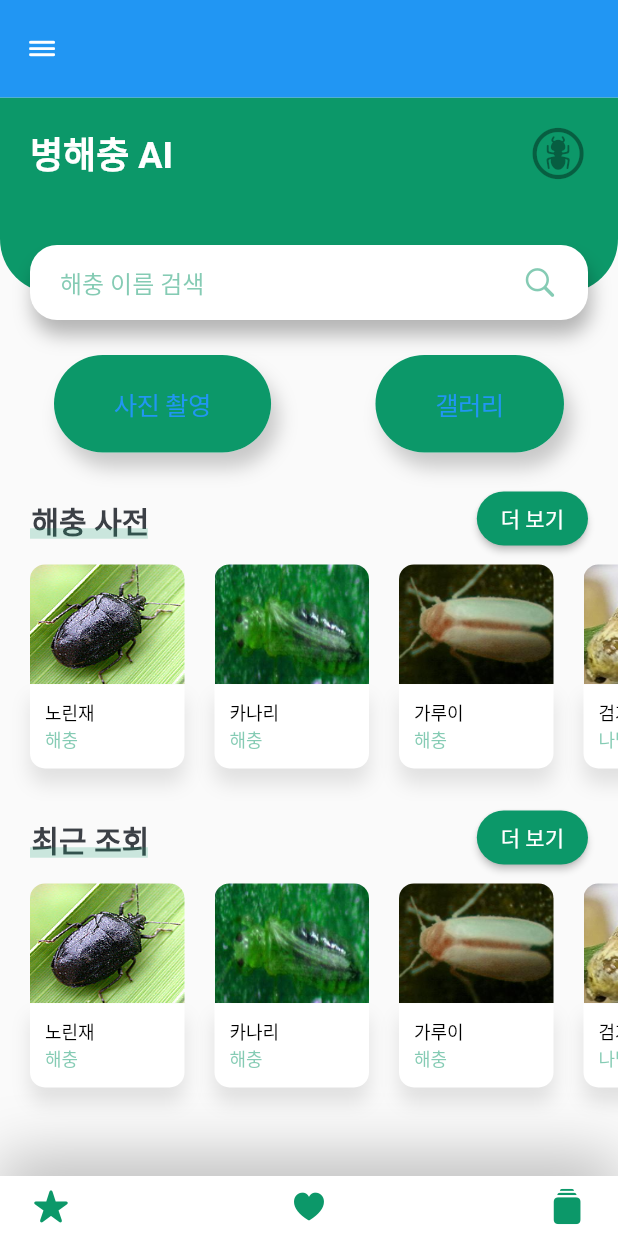
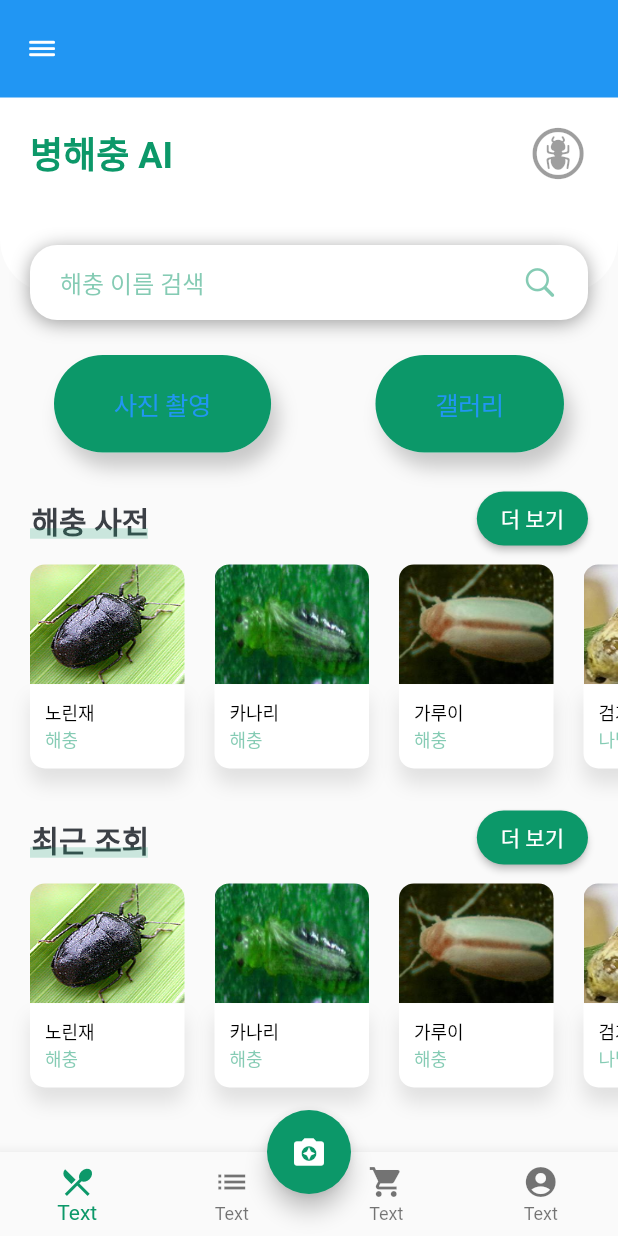
Before and after one commit to dnrgus1127/tflite_flutter, a Flutter app: the screen it shows after launch, on a phone screen of 412 x 824 dp. Run offline on Flutter 3.47's test engine with Material 2 defaults, Android fonts, the phone set to English and light mode, and no system bars; our stand-ins replace camera, image_cropper, image_picker; missing offline and left inert: tflite.

```diff
--- a/lib/HeaderWithSearchBox.dart
+++ b/lib/HeaderWithSearchBox.dart
@@ -25,7 +25,7 @@ class HeaderWithSearchBox extends StatelessWidget {
                 bottom: 36 + kDefaultPadding),
             height: size!.height * 0.18 - 18,
             decoration: BoxDecoration(
-              color: kPrimaryColor,
+              color: Colors.white,
               borderRadius: BorderRadius.only(
                 bottomLeft: Radius.circular(36),
                 bottomRight: Radius.circular(36),
@@ -36,7 +36,7 @@ class HeaderWithSearchBox extends StatelessWidget {
                 Text(
                   "병해충 AI",
                   style: Theme.of(context).textTheme.headline5!.copyWith(
-                      color: Colors.white, fontWeight: FontWeight.bold),
+                      color: kPrimaryColor, fontWeight: FontWeight.bold),
                 ),
                 Spacer(),
                 Icon(
@@ -61,9 +61,9 @@ class HeaderWithSearchBox extends StatelessWidget {
                 borderRadius: BorderRadius.circular(18),
                 boxShadow: [
                   BoxShadow(
-                    offset: Offset(2, 10),
+                    offset: Offset(0, 2),
                     blurRadius: 10,
-                    color: Colors.black.withOpacity(0.28),
+                    color: Colors.black.withOpacity(0.38),
                   ),
                 ],
               ),
--- a/lib/ImageCrop.dart
+++ b/lib/ImageCrop.dart
@@ -34,11 +34,13 @@ class _ImageCrop extends State<ImageCrop> {
     state = AppState.picked;
     _cropImage();
     _imageTemp = widget.imageFile;
+
   }
 
 
   @override
   Widget build(BuildContext context) {
+
     return Scaffold(
       appBar: AppBar(
         title: Text(widget.title),
--- a/lib/body.dart
+++ b/lib/body.dart
@@ -90,6 +90,7 @@ class Body extends StatelessWidget {
                     color: kPrimaryColor,
                     onPressed: () async {
                       await _pickImage();
+                      if (imageFile != null) {
                         Navigator.push(
                           context,
                           MaterialPageRoute(
@@ -101,6 +102,7 @@ class Body extends StatelessWidget {
                             },
                           ),
                         );
+                      }
                     },
                     borderRadius: BorderRadius.all(Radius.circular(40)),
                     minSize: 0,
--- /dev/null
+++ b/lib/bottomNavBar.dart
@@ -0,0 +1,28 @@
+import 'package:flutter/cupertino.dart';
+import 'package:flutter/material.dart';
+
+import 'constant.dart';
+
+class BottomNavBar extends StatelessWidget {
+  const BottomNavBar({
+    Key? key,
+  }) : super(key: key);
+
+  @override
+  Widget build(BuildContext context) {
+    return BottomNavigationBar(
+      type: BottomNavigationBarType.fixed,
+      selectedItemColor: kPrimaryColor,
+
+      items: const <BottomNavigationBarItem>[
+        BottomNavigationBarItem(icon: Icon(Icons.restaurant_menu),label: 'Text',),
+        BottomNavigationBarItem(icon: Icon(Icons.list), label: 'Text'),
+        BottomNavigationBarItem(icon: Icon(Icons.shopping_cart), label: 'Text'),
+        BottomNavigationBarItem(icon: Icon(Icons.account_circle), label: 'Text'),
+      ],
+      // currentIndex: _selectedIndex,
+      //onTap: _onItemTapped,
+
+    );
+  }
+}
--- a/lib/dictionaryPage.dart
+++ b/lib/dictionaryPage.dart
@@ -36,7 +36,7 @@ class dictionaryPage extends StatelessWidget {
                             height: 80,
                           ),
                           SizedBox(width: 4,),
-                          Text(pestList[index].pestName!,style: TextStyle(fontSize: 12, fontWeight: FontWeight.bold ),),
+                         // Text(pestList[index].pestName!,style: TextStyle(fontSize: 12, fontWeight: FontWeight.bold ),),
                         ],
                       ),
                       Container(
--- a/lib/home_screen.dart
+++ b/lib/home_screen.dart
@@ -1,7 +1,9 @@
+import 'package:fluting/constant.dart';
 import 'package:flutter/material.dart';
 import 'package:flutter/cupertino.dart';
 import './body.dart';
-import 'MyBottomNavBar.dart';
+import 'PestDictionaryPage.dart';
+import 'bottomNavBar.dart';
 
 class HomeScreen extends StatelessWidget {
   @override
@@ -9,8 +11,24 @@ class HomeScreen extends StatelessWidget {
     return Scaffold(
       appBar: buildAppBar(),
       body: Body(),
-      bottomNavigationBar: MyBottonNavBar(),
+      bottomNavigationBar: BottomNavBar(),
+      floatingActionButton: FloatingActionButton(
+        child: Icon(Icons.camera_enhance),
+        backgroundColor: kPrimaryColor,
+        onPressed: () {
+          Navigator.push(
+            context,
+            MaterialPageRoute(
+              builder: (context) {
+                return DictionaryPage();
+              },
+            ),
+          );
+        },
 
+      ),
+      floatingActionButtonLocation:
+          FloatingActionButtonLocation.miniCenterDocked,
     );
   }
 
--- a/lib/main.dart
+++ b/lib/main.dart
@@ -22,7 +22,7 @@ class MyApp extends StatelessWidget {
     return MaterialApp(
       title: 'Pest App',
       theme: ThemeData(
-        primaryColor: kPrimaryColor,
+        primaryColor: Colors.white,
         textTheme: Theme.of(context).textTheme.apply(bodyColor: kTextColor),
         visualDensity: VisualDensity.adaptivePlatformDensity,
       ),
--- a/lib/pestItem.dart
+++ b/lib/pestItem.dart
@@ -1,13 +1,13 @@
-import 'package:flutter/cupertino.dart';
 
 class Pest {
   String? imagePath;
-  String? pestName;
-  String? kind;
+  String? name;
+  String? targetCrop;
 
   Pest(
-      {required this.pestName,
-      required this.kind,
+      {required this.targetCrop,
+      required this.name,
       required this.imagePath,
+
       });
 }
```
Also changed, not shown: lib/PestDictionaryPage.dart (added, +173 -0 lines), lib/cupertinoMain.dart (+18 -18 lines). Lines whose indentation alone changed are shown as unchanged.
